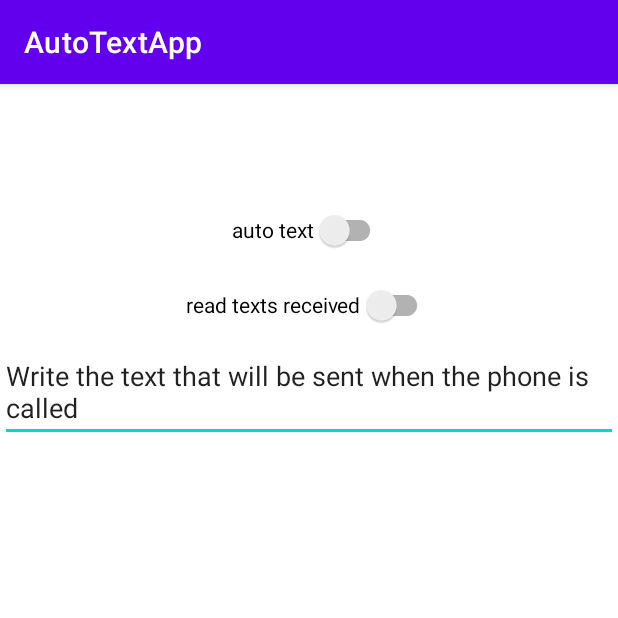
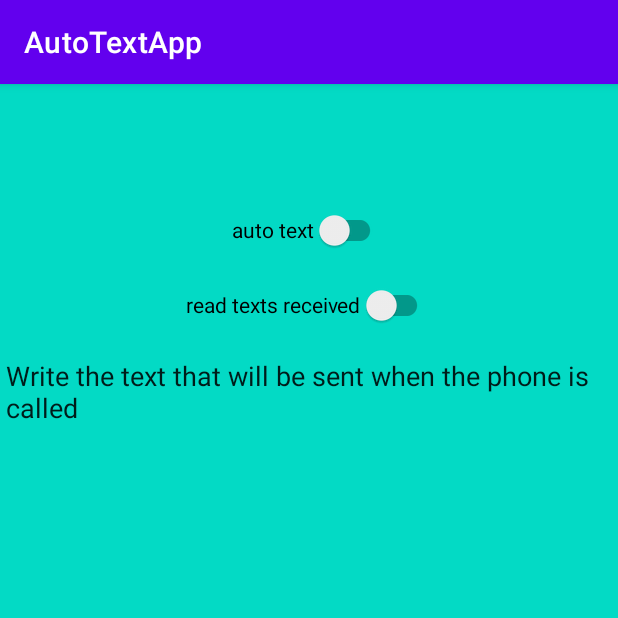
Before and after one commit to geis9669/AutoTextApp, an Android app: the screen it shows after launch (MainActivity), on a phone screen of 412 x 824 dp, the top half of it. Run offline under Robolectric (Android 15) with nearby library versions, the phone set to English and light mode, and no system bars.

Commit message:
changed layout

```diff
--- a/app/src/main/res/layout/activity_main.xml
+++ b/app/src/main/res/layout/activity_main.xml
@@ -4,7 +4,8 @@
     xmlns:tools="http://schemas.android.com/tools"
     android:layout_width="match_parent"
     android:layout_height="match_parent"
-    tools:context=".MainActivity">
+    tools:context=".MainActivity"
+    android:background="@color/teal_200">
 
     <androidx.appcompat.widget.SwitchCompat
         android:id="@+id/autoText"
@@ -42,12 +43,13 @@
         tools:layout_editor_absoluteX="1dp" />
 
     <androidx.recyclerview.widget.RecyclerView
-        android:layout_width="410dp"
+        android:id="@+id/textMessageList"
+        android:layout_width="match_parent"
         android:layout_height="490dp"
         app:layout_constraintBottom_toBottomOf="parent"
         app:layout_constraintStart_toStartOf="parent"
         app:layout_constraintTop_toBottomOf="@+id/textView"
-        tools:listitem="@layout/recycler_view_item">
+        tools:listitem="@layout/recycler_view_message">
 
     </androidx.recyclerview.widget.RecyclerView>
 
```
